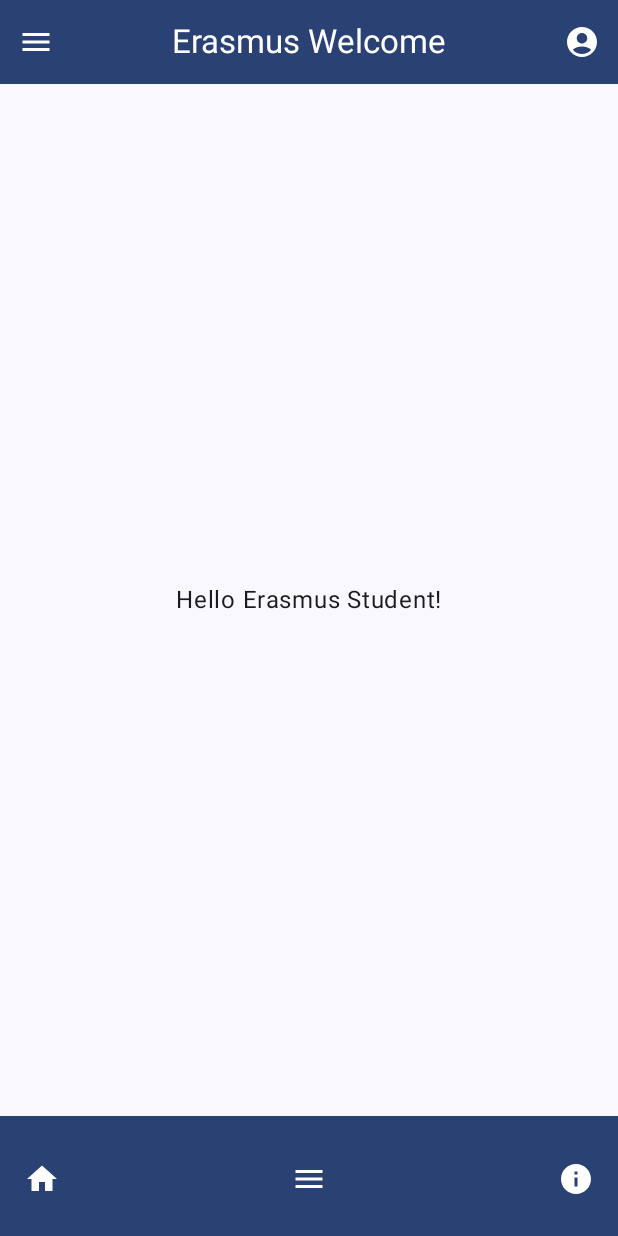
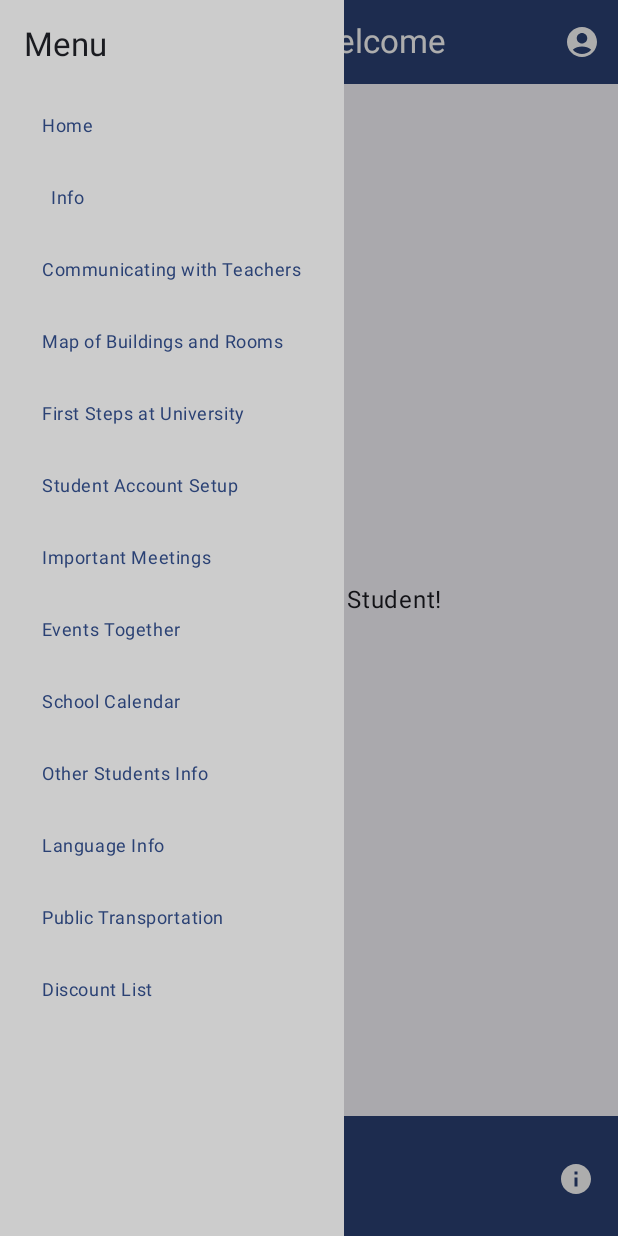
Before and after one commit to Luucko/ErasmusGo, an Android app built with Jetpack Compose: the screen it shows after launch (MainActivity), after a tap on "Menu", on a phone screen of 412 x 824 dp. Run offline under Robolectric (Android 15) with nearby library versions, the phone set to English and light mode, and no system bars; our stand-ins replace Firebase (no records; nobody signed in at launch, a user with empty details on screens opened directly).

Commit message:
added a sidemenu with default data links

```diff
--- a/src/app/src/main/java/com/howest/erasmuswelcome/MainActivity.kt
+++ b/src/app/src/main/java/com/howest/erasmuswelcome/MainActivity.kt
@@ -17,10 +17,12 @@ import androidx.compose.material.icons.filled.AccountCircle
 import androidx.compose.material.icons.filled.Home
 import androidx.compose.material.icons.filled.Menu
 import androidx.compose.material.icons.filled.Info
+import androidx.compose.runtime.rememberCoroutineScope
 import androidx.navigation.NavController
 import androidx.navigation.compose.NavHost
 import androidx.navigation.compose.composable
 import androidx.navigation.compose.rememberNavController
+import kotlinx.coroutines.launch
 
 class MainActivity : ComponentActivity() {
 
@@ -47,7 +49,7 @@ class MainActivity : ComponentActivity() {
                         composable("home") {
                             //HomeScreen(navController = navController)
                         }
-                        composable("pokedex") {
+                        composable("calender") {
                             //PokeDex(navController = navController, user!!.name, dbHelper)
                         }
                     }
@@ -57,15 +59,28 @@ class MainActivity : ComponentActivity() {
     }
 }
 
-
 @Composable
 fun MainScreen(navController: NavController) {
+    val drawerState = rememberDrawerState(initialValue = DrawerValue.Closed)
+    val scope = rememberCoroutineScope()
+
+    ModalNavigationDrawer(
+        drawerState = drawerState,
+        gesturesEnabled = true,
+        drawerContent = {
+            SideMenu(navController = navController, drawerState = drawerState)
+        }
+    ) {
         Scaffold(
             topBar = {
-            CustomTopBar()
+                CustomTopBar {
+                    scope.launch {
+                        drawerState.open()
+                    }
+                }
             },
             bottomBar = {
-            BottomNavigationBar()
+                BottomNavigationBar(navController)
             }
         ) { innerPadding ->
             // Main content goes here
@@ -74,19 +89,19 @@ fun MainScreen(navController: NavController) {
             }
         }
     }
+}
 
 @Composable
-fun CustomTopBar() {
+fun CustomTopBar(onMenuClick: () -> Unit) {
     Row(
         modifier = Modifier
             .fillMaxWidth()
             .height(56.dp)
-            .background(MaterialTheme.colorScheme.primary)
-            ,
+            .background(MaterialTheme.colorScheme.primary),
         verticalAlignment = Alignment.CenterVertically,
         horizontalArrangement = Arrangement.SpaceBetween
     ) {
-        IconButton(onClick = { /* Handle navigation click */ }) {
+        IconButton(onClick = onMenuClick) {
             Icon(Icons.Default.Menu, contentDescription = "Menu", tint = Color.White)
         }
         Text(
@@ -100,13 +115,53 @@ fun CustomTopBar() {
     }
 }
 
+@Composable
+fun SideMenu(navController: NavController, drawerState: DrawerState) {
+    val scope = rememberCoroutineScope()
+
+    Column(
+        modifier = Modifier
+            .fillMaxHeight()
+            .background(Color.LightGray)
+            .padding(16.dp)
+    ) {
+        Text("Menu", style = MaterialTheme.typography.titleLarge, modifier = Modifier.padding(bottom = 16.dp))
+
+        val menuItems = listOf(
+            "Home" to "home",
+            "Info" to "info",
+            "Communicating with Teachers" to "teachers",
+            "Map of Buildings and Rooms" to "map",
+            "First Steps at University" to "first_steps",
+            "Student Account Setup" to "account_setup",
+            "Important Meetings" to "meetings",
+            "Events Together" to "events",
+            "School Calendar" to "calendar",
+            "Other Students Info" to "other_students",
+            "Language Info" to "language",
+            "Public Transportation" to "transport",
+            "Discount List" to "discounts"
+        )
+
+        menuItems.forEach { (title, route) ->
+            TextButton(onClick = {
+                scope.launch {
+                    drawerState.close()
+                }
+                navController.navigate(route)
+            }) {
+                Text(text = title, style = MaterialTheme.typography.bodySmall)
+            }
+        }
+    }
+}
 
 @Composable
-fun BottomNavigationBar() {
+fun BottomNavigationBar(navController: NavController) {
     BottomAppBar(
         containerColor = MaterialTheme.colorScheme.primary
     ) {
-        IconButton(onClick = { /* Handle Home click */ }) {
+        IconButton(onClick = { navController.navigate("home") }) {
             Icon(
                 imageVector = Icons.Default.Home,
                 contentDescription = "Home",
@@ -114,7 +169,7 @@ fun BottomNavigationBar() {
             )
         }
         Spacer(modifier = Modifier.weight(1f, true))
-        IconButton(onClick = { /* Handle Map click */ }) {
+        IconButton(onClick = { navController.navigate("map") }) {
             Icon(
                 imageVector = Icons.Default.Menu,
                 contentDescription = "Map",
@@ -122,7 +177,7 @@ fun BottomNavigationBar() {
             )
         }
         Spacer(modifier = Modifier.weight(1f, true))
-        IconButton(onClick = { /* Handle Info click */ }) {
+        IconButton(onClick = { navController.navigate("info") }) {
             Icon(
                 imageVector = Icons.Default.Info,
                 contentDescription = "Info",
@@ -131,6 +186,9 @@ fun BottomNavigationBar() {
         }
     }
 }
+
+
+
 
 @Composable
 fun Greeting(name: String) {
```
Lines whose indentation alone changed are shown as unchanged.
